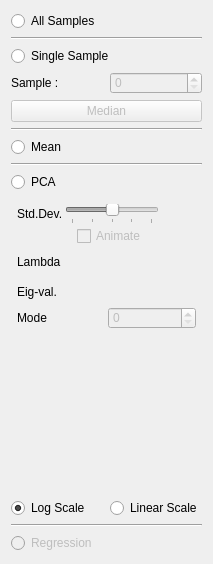
SCIInstitute/ShapeWorks, file src/Analysis/AnalysisTool.ui: the form before one commit.
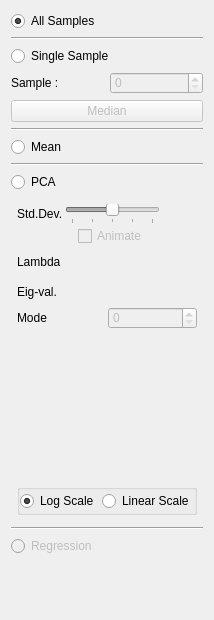
The form after the commit. Custom widgets are drawn as their Qt base class.

The edit to the form file:
```diff
--- a/src/Analysis/AnalysisTool.ui
+++ b/src/Analysis/AnalysisTool.ui
@@ -6,8 +6,8 @@
    <rect>
     <x>0</x>
     <y>0</y>
-    <width>213</width>
-    <height>564</height>
+    <width>214</width>
+    <height>620</height>
    </rect>
   </property>
   <property name="windowTitle">
@@ -576,9 +576,6 @@
         </item>
        </layout>
       </item>
-     </layout>
-    </widget>
-   </item>
    <item>
     <widget class="BarGraph" name="graph_" native="true">
      <property name="minimumSize">
@@ -590,10 +587,26 @@
     </widget>
    </item>
    <item>
-    <layout class="QHBoxLayout" name="horizontalLayout">
+       <widget class="QGroupBox" name="groupBox">
+        <property name="title">
+         <string/>
+        </property>
+        <layout class="QHBoxLayout" name="horizontalLayout_2">
+         <property name="spacing">
+          <number>0</number>
+         </property>
+         <property name="leftMargin">
+          <number>0</number>
+         </property>
      <property name="topMargin">
       <number>0</number>
      </property>
+         <property name="rightMargin">
+          <number>0</number>
+         </property>
+         <property name="bottomMargin">
+          <number>0</number>
+         </property>
      <item>
       <widget class="QRadioButton" name="log_radio">
        <property name="text">
@@ -618,6 +631,10 @@
       </widget>
      </item>
     </layout>
+       </widget>
+      </item>
+     </layout>
+    </widget>
    </item>
    <item>
     <widget class="Line" name="line_4">
```
Lines whose indentation alone changed are shown as unchanged.
